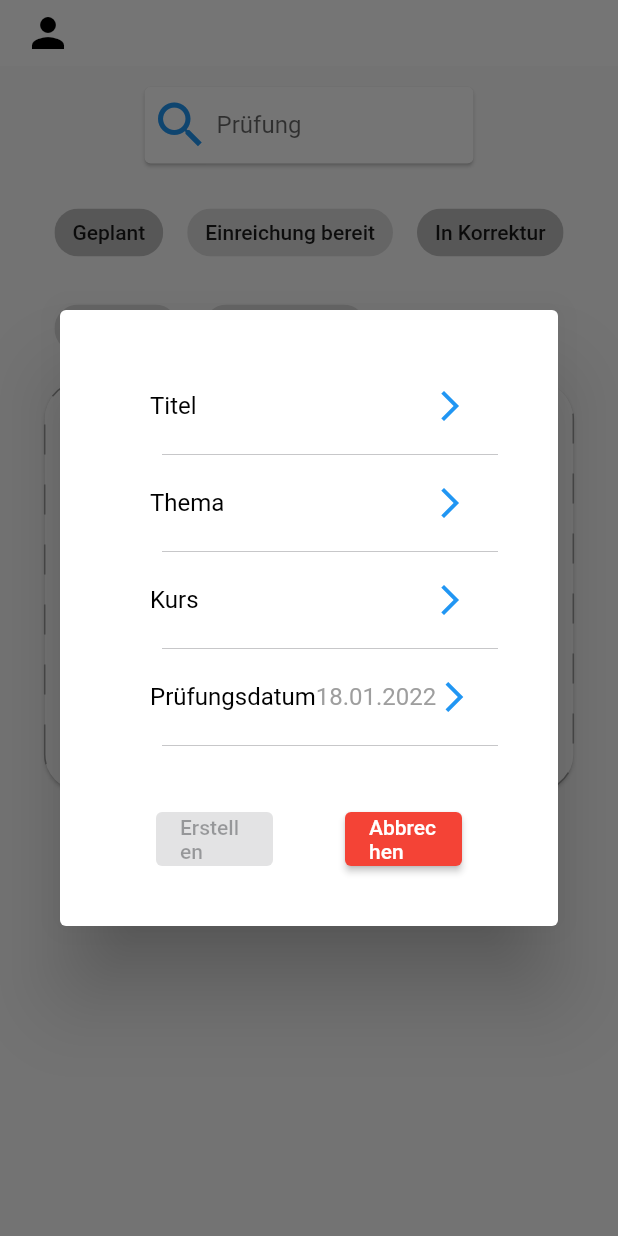
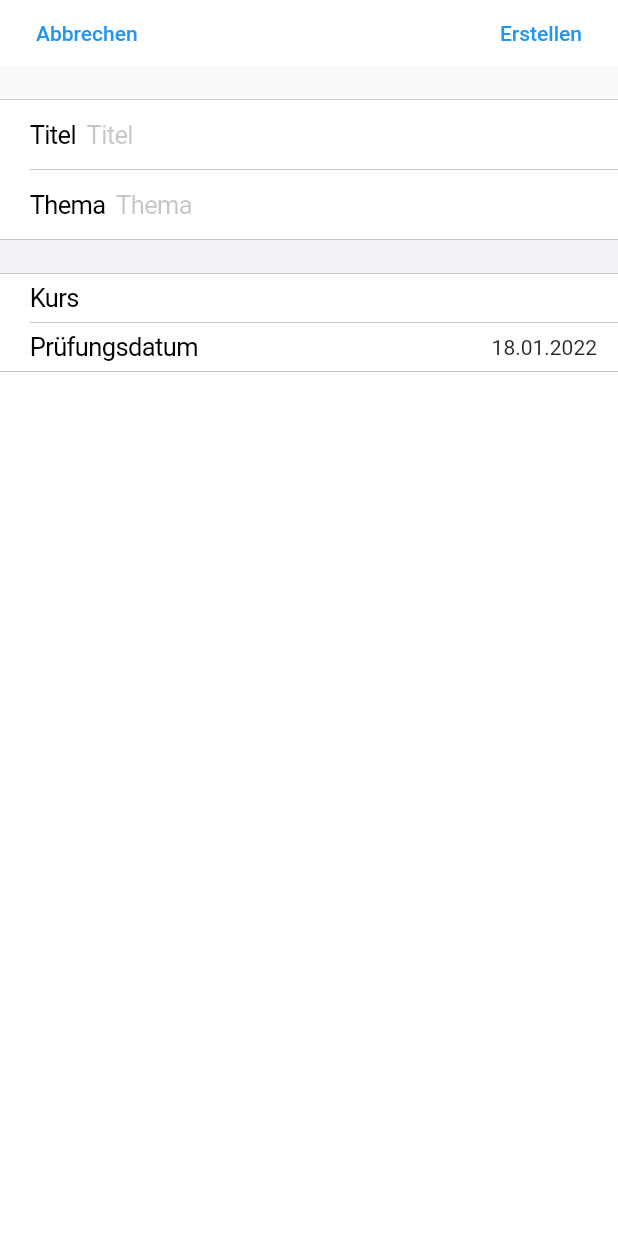
Before and after one commit to SoftwareEngineering-WS2022-CoCoMonkeys/schoolexam-correction-ui, a Flutter app: the ExamsPage screen opened directly, after a tap on the "add" icon, on a phone screen of 412 x 824 dp. Run offline on Flutter 3.47's test engine with Material 2 defaults, Android fonts, the phone set to English and light mode, and no system bars; drawn by our look-alikes of dotted_border; our stand-ins replace equatable, flutter_bloc, flutter_secure_storage, formz, jwt_decoder, modal_bottom_sheet and 3 more; missing offline and left inert: flutter_pdfview, global_configuration, perfect_freehand, syncfusion_flutter_pdf; accounts and stored records are empty; generated files the repository leaves out were written again; key blocks and very long unbroken strings in the code were emptied for the run.

```diff
--- /dev/null
+++ b/src/lib/components/exams/exam_details_bar.dart
@@ -0,0 +1,40 @@
+import 'package:flutter/cupertino.dart';
+import 'package:flutter/material.dart';
+import 'package:flutter_bloc/flutter_bloc.dart';
+import 'package:flutter_gen/gen_l10n/app_localizations.dart';
+import 'package:formz/formz.dart';
+import 'package:schoolexam_correction_ui/blocs/exam_details/exam_details.dart';
+
+/// Retrieve the bar for the [ExamDetailsDialog].
+/// Due to the enforcment of [ObstructingPreferredSizeWidget] no easy wrapping is possible.
+ObstructingPreferredSizeWidget getBar(BuildContext context) =>
+    CupertinoNavigationBar(
+      leading: TextButton(
+        child: Align(
+            alignment: Alignment.centerLeft,
+            child: Text(AppLocalizations.of(context)!.cancel)),
+        onPressed: () => Navigator.pop(context),
+      ),
+      trailing: BlocBuilder<ExamDetailsCubit, ExamDetailsState>(
+          buildWhen: (old, current) => false,
+          builder: (context, state) => TextButton(
+              onPressed: () => state.status.isValidated
+                  ? () {
+                      BlocProvider.of<ExamDetailsCubit>(context).submitExam();
+                    }
+                  : null,
+              child: Text(
+                (state is ExamDetailsCreationState)
+                    ? AppLocalizations.of(context)!.newExamButtonCreate
+                    : AppLocalizations.of(context)!.newExamButtonEdit,
+              ))),
+      middle: BlocBuilder<ExamDetailsCubit, ExamDetailsState>(
+          buildWhen: (old, current) => false,
+          builder: (context, state) => (state is ExamDetailsCreationState)
+              ? Text(
+                  AppLocalizations.of(context)!.newExamCardTitle,
+                )
+              : Text(
+                  AppLocalizations.of(context)!.editExamCardTitle,
+                )),
+    );
--- /dev/null
+++ b/src/lib/components/exams/exam_details_dialog.dart
@@ -0,0 +1,276 @@
+import 'dart:async';
+import 'dart:collection';
+import 'dart:developer';
+
+import 'package:flutter/cupertino.dart';
+import 'package:flutter/material.dart';
+import 'package:flutter_bloc/flutter_bloc.dart';
+import 'package:flutter_gen/gen_l10n/app_localizations.dart';
+import 'package:intl/intl.dart';
+import 'package:schoolexam_correction_ui/blocs/exam_details/exam_details.dart';
+import 'package:schoolexam_correction_ui/blocs/exam_details/exam_details_bloc.dart';
+import 'package:schoolexam_correction_ui/blocs/exam_details/exam_details_state.dart';
+import 'package:schoolexam_correction_ui/components/exams/exam_details_bar.dart';
+import 'package:schoolexam_correction_ui/components/was_animated_scope.dart';
+
+const double _kPickerHeight = 300;
+const int _kDurationMs = 500;
+
+class ExamDetailsDialog extends StatelessWidget {
+  const ExamDetailsDialog({Key? key}) : super(key: key);
+
+  @override
+  Widget build(BuildContext context) => CupertinoPageScaffold(
+      navigationBar: getBar(context),
+      child: Material(
+          child: SafeArea(
+        child: _ExamDetailsDialogForm(),
+      )));
+}
+
+class _ExamDetailsDialogForm extends StatefulWidget {
+  final DateFormat formatter;
+
+  _ExamDetailsDialogForm({Key? key, DateFormat? formatter})
+      : formatter = formatter ?? DateFormat('dd.MM.yyyy'),
+        super(key: key);
+
+  @override
+  State<_ExamDetailsDialogForm> createState() => _ExamDetailsDialogFormState();
+}
+
+class _ExamDetailsDialogFormState extends State<_ExamDetailsDialogForm> {
+  final formKey = GlobalKey<FormState>();
+
+  /// Trigger changes between the pickers after the completion of the others animation.
+  /// The rebuilds are therefore put into [outstanding].
+  final Queue<VoidCallback> outstanding;
+
+  _ExamDetailsDialogFormState() : outstanding = Queue<VoidCallback>();
+
+  bool get allowExpansion => !isCourseAnimating && !isDateAnimating;
+
+  /// Only go into the animation widget, if difference occurs.
+  bool isCourseSelectionActive = false;
+  bool wasCourseSelectionActive = false;
+  bool get canShowCourse => !isDateSelectionActive && !wasDateSelectionActive;
+  bool get isCourseAnimating =>
+      isCourseSelectionActive != wasCourseSelectionActive;
+
+  void _triggerCourse() {
+    wasCourseSelectionActive = isCourseSelectionActive;
+    isCourseSelectionActive = !wasCourseSelectionActive;
+    log("Triggered course $wasCourseSelectionActive -> $isCourseSelectionActive");
+  }
+
+  /// Only go into the animation widget, if difference occurs.
+  bool isDateSelectionActive = false;
+  bool wasDateSelectionActive = false;
+  bool get canShowDate => !isCourseSelectionActive && !wasCourseSelectionActive;
+  bool get isDateAnimating => isDateSelectionActive != wasDateSelectionActive;
+
+  void _triggerDate() {
+    wasDateSelectionActive = isDateSelectionActive;
+    isDateSelectionActive = !wasDateSelectionActive;
+    log("Triggered date $wasDateSelectionActive -> $isDateSelectionActive");
+  }
+
+  @override
+  Widget build(BuildContext context) => Column(
+        mainAxisSize: MainAxisSize.min,
+        children: [
+          CupertinoFormSection(
+              backgroundColor: Colors.transparent,
+              key: formKey,
+              children: const [_ExamTitleWidget(), _ExamTopicWidget()]),
+          CupertinoFormSection(children: [
+            /// === COURSE ===
+
+            BlocBuilder<ExamDetailsCubit, ExamDetailsState>(
+                builder: (context, state) {
+              return CupertinoFormRow(
+                  prefix: Text(AppLocalizations.of(context)!.newExamCourse),
+                  child: InkWell(
+                    onTap: (!allowExpansion)
+                        ? null
+                        : () {
+                            if (!canShowCourse) {
+                              setState(() {
+                                _triggerDate();
+                              });
+                              outstanding.addFirst(_triggerCourse);
+                            } else {
+                              setState(() {
+                                _triggerCourse();
+                              });
+                            }
+                          },
+                    child: Padding(
+                      padding: const EdgeInsets.symmetric(horizontal: 8.0),
+                      child: Text(state.examCourse.value.displayName),
+                    ),
+                  ));
+            }),
+
+            /// We are fully animated and desired to be shown.
+            if (wasCourseSelectionActive && isCourseSelectionActive) ...[
+              SizedBox(height: _kPickerHeight, child: _ExamCoursePicker()),
+            ]
+
+            /// We await our animation to complete.
+            else if (wasCourseSelectionActive != isCourseSelectionActive) ...[
+              WasAnimatedScope(
+                  onEnd: () {
+                    setState(() {
+                      wasCourseSelectionActive = isCourseSelectionActive;
+
+                      /// We freed up space for other
+                      if (outstanding.isNotEmpty && !wasCourseSelectionActive) {
+                        outstanding.removeLast()();
+                      }
+                    });
+                  },
+                  fromOpacity: isCourseSelectionActive ? 0.0 : 1.0,
+                  toOpacity: isCourseSelectionActive ? 1.0 : 0.0,
+                  fromHeight: isCourseSelectionActive ? 0 : _kPickerHeight,
+                  toHeight: isCourseSelectionActive ? _kPickerHeight : 0,
+                  duration: const Duration(milliseconds: _kDurationMs),
+                  builder: (BuildContext context) => _ExamCoursePicker())
+            ],
+
+            /// === DATE ===
+            BlocBuilder<ExamDetailsCubit, ExamDetailsState>(
+                builder: (context, state) {
+              return CupertinoFormRow(
+                  prefix: Text(AppLocalizations.of(context)!.newExamDate),
+                  child: InkWell(
+                      onTap: (!allowExpansion)
+                          ? null
+                          : () {
+                              if (!canShowDate) {
+                                setState(() {
+                                  _triggerCourse();
+                                });
+                                outstanding.addFirst(_triggerDate);
+                              } else {
+                                setState(() {
+                                  _triggerDate();
+                                });
+                              }
+                            },
+                      child: Padding(
+                        padding: const EdgeInsets.symmetric(horizontal: 8.0),
+                        child: Text(
+                          widget.formatter
+                              .format(state.examDate.value.toLocal()),
+                        ),
+                      )));
+            }),
+
+            /// We are fully animated and desired to be shown.
+            if (wasDateSelectionActive && isDateSelectionActive) ...[
+              SizedBox(height: _kPickerHeight, child: _ExamDatePicker()),
+            ]
+
+            /// We await our animation to complete.
+            else if (wasDateSelectionActive != isDateSelectionActive) ...[
+              WasAnimatedScope(
+                  onEnd: () {
+                    setState(() {
+                      wasDateSelectionActive = isDateSelectionActive;
+
+                      /// We freed up space for other
+                      if (outstanding.isNotEmpty && !wasDateSelectionActive) {
+                        outstanding.removeLast()();
+                      }
+                    });
+                  },
+                  fromOpacity: isDateSelectionActive ? 0.0 : 1.0,
+                  toOpacity: isDateSelectionActive ? 1.0 : 0.0,
+                  fromHeight: isDateSelectionActive ? 0 : _kPickerHeight,
+                  toHeight: isDateSelectionActive ? _kPickerHeight : 0,
+                  duration: const Duration(milliseconds: _kDurationMs),
+                  builder: (BuildContext context) => _ExamDatePicker())
+            ]
+          ])
+        ],
+      );
+}
+
+class _ExamCoursePicker extends StatelessWidget {
+  @override
+  Widget build(BuildContext context) =>
+      BlocBuilder<ExamDetailsCubit, ExamDetailsState>(
+        builder: (context, state) => CupertinoPicker(
+            scrollController: FixedExtentScrollController(
+                initialItem: state.validCourses.indexWhere(
+                    (element) => element.id == state.examCourse.value.id)),
+            itemExtent: 50,
+            onSelectedItemChanged: (int index) {
+              BlocProvider.of<ExamDetailsCubit>(context)
+                  .changeExamCourse(course: state.validCourses[index]);
+            },
+            children: state.validCourses
+                .map((c) => Text(c.displayName,
+                    style: const TextStyle(
+                      fontSize: 36,
+                    )))
+                .toList()),
+      );
+}
+
+class _ExamDatePicker extends StatelessWidget {
+  @override
+  Widget build(BuildContext context) => CupertinoDatePicker(
+      minimumDate: DateTime.now(),
+      mode: CupertinoDatePickerMode.date,
+      onDateTimeChanged: (dateTime) =>
+          BlocProvider.of<ExamDetailsCubit>(context)
+              .changeExamDate(date: dateTime));
+}
+
+class _ExamTitleWidget extends StatelessWidget {
+  const _ExamTitleWidget({Key? key}) : super(key: key);
+
+  @override
+  Widget build(
+          BuildContext context) =>
+      BlocBuilder<ExamDetailsCubit, ExamDetailsState>(
+          buildWhen: (old,
+                  current) =>
+              old.examTitle.status != current.examTitle.status,
+          builder: (context, state) => CupertinoTextFormFieldRow(
+              prefix: Text(AppLocalizations.of(context)!.newExamTitle),
+              initialValue: state.examTitle.value,
+              autovalidateMode: AutovalidateMode.always,
+              validator: (String? value) => (state.examTitle.invalid)
+                  ? AppLocalizations.of(context)!.invalidValue
+                  : null,
+              onChanged: (examTitle) =>
+                  BlocProvider.of<ExamDetailsCubit>(context)
+                      .changeExamTitle(title: examTitle),
+              placeholder: AppLocalizations.of(context)!.newExamTitle));
+}
+
+class _ExamTopicWidget extends StatelessWidget {
+  const _ExamTopicWidget({Key? key}) : super(key: key);
+
+  @override
+  Widget build(
+          BuildContext context) =>
+      BlocBuilder<ExamDetailsCubit, ExamDetailsState>(
+          buildWhen: (old,
+                  current) =>
+              old.examTopic.status != current.examTopic.status,
+          builder: (context, state) => CupertinoTextFormFieldRow(
+              prefix: Text(AppLocalizations.of(context)!.newExamTopic),
+              initialValue: state.examTopic.value,
+              autovalidateMode: AutovalidateMode.always,
+              validator: (String? value) => (state.examTopic.invalid)
+                  ? AppLocalizations.of(context)!.invalidValue
+                  : null,
+              onChanged: (examTopic) =>
+                  BlocProvider.of<ExamDetailsCubit>(context)
+                      .changeExamTopic(topic: examTopic),
+              placeholder: AppLocalizations.of(context)!.newExamTopic));
+}
--- a/src/lib/components/exams/new_exam_card.dart
+++ b/src/lib/components/exams/new_exam_card.dart
@@ -4,7 +4,7 @@ import 'package:flutter/material.dart';
 import 'package:flutter_bloc/flutter_bloc.dart';
 import 'package:schoolexam_correction_ui/blocs/exam_details/exam_details.dart';
 import 'package:schoolexam_correction_ui/blocs/exam_details/exam_details_bloc.dart';
-import 'package:schoolexam_correction_ui/components/exams/new_exam_dialog.dart';
+import 'package:schoolexam_correction_ui/components/exams/exam_details_dialog.dart';
 
 class NewExamCard extends StatelessWidget {
   const NewExamCard({Key? key}) : super(key: key);
@@ -33,7 +33,7 @@ class NewExamCard extends StatelessWidget {
 
                       showDialog(
                           context: context,
-                          builder: (_) => const NewExamDialog());
+                          builder: (_) => ExamDetailsDialog());
                     },
                     child: const Icon(
                       Icons.add,
--- a/src/lib/components/exams/new_exam_dialog.dart
+++ /dev/null
@@ -1,198 +0,0 @@
-import 'package:flutter/cupertino.dart';
-import 'package:flutter/material.dart';
-import 'package:flutter_bloc/flutter_bloc.dart';
-import 'package:flutter_gen/gen_l10n/app_localizations.dart';
-import 'package:formz/formz.dart';
-import 'package:intl/intl.dart';
-import 'package:schoolexam_correction_ui/blocs/exam_details/exam_details.dart';
-import 'package:schoolexam_correction_ui/blocs/exam_details/exam_details_bloc.dart';
-import 'package:schoolexam_correction_ui/blocs/exam_details/exam_details_state.dart';
-import 'package:schoolexam_correction_ui/components/exams/exam_form_row.dart';
-
-class NewExamDialog extends StatelessWidget {
-  const NewExamDialog({Key? key}) : super(key: key);
-
-  @override
-  Widget build(BuildContext context) {
-    final formKey = GlobalKey<FormState>();
-    final DateFormat formatter = DateFormat('dd.MM.yyyy');
-
-    return BlocConsumer<ExamDetailsCubit, ExamDetailsState>(
-        listener: (context, state) {
-      if (state.status.isSubmissionFailure) {
-        showCupertinoDialog<void>(
-          context: context,
-          builder: (BuildContext context) => CupertinoAlertDialog(
-            title: Text(AppLocalizations.of(context)!.errorTitle),
-            content: Text(AppLocalizations.of(context)!.updateExamError),
-            actions: <CupertinoDialogAction>[
-              CupertinoDialogAction(
-                child: Text("Ok"),
-                isDefaultAction: true,
-                onPressed: () {
-                  Navigator.pop(context);
-                },
-              )
-            ],
-          ),
-        );
-      } else if (state.status.isSubmissionSuccess) {
-        Navigator.pop(context);
-      }
-    }, builder: (context, state) {
-      return SimpleDialog(
-        children: [
-          Container(
-            padding: const EdgeInsets.fromLTRB(20.0, 20.0, 20.0, 0),
-            width: 400,
-            child: CupertinoFormSection.insetGrouped(
-                backgroundColor: Colors.transparent,
-                key: formKey,
-                children: [
-                  ExamFormRow(
-                    prefix: AppLocalizations.of(context)!.newExamTitle,
-                    invalid: state.examTitle.invalid,
-                    value: state.examTitle.value,
-                    child: Column(
-                      children: [
-                        TextField(
-                            controller: TextEditingController(
-                                text: state.examTitle.value),
-                            style: const TextStyle(
-                              fontSize: 36,
-                            ),
-                            decoration: InputDecoration(
-                              labelText:
-                                  AppLocalizations.of(context)!.newExamTitle,
-                            ),
-                            onChanged: (examTitle) =>
-                                BlocProvider.of<ExamDetailsCubit>(context)
-                                    .changeExamTitle(title: examTitle)),
-                      ],
-                    ),
-                  ),
-                  ExamFormRow(
-                    prefix: AppLocalizations.of(context)!.newExamTopic,
-                    invalid: state.examTopic.invalid,
-                    value: state.examTopic.value,
-                    child: Column(
-                      children: [
-                        TextField(
-                            controller: TextEditingController(
-                                text: state.examTopic.value),
-                            style: const TextStyle(
-                              fontSize: 36,
-                            ),
-                            decoration: InputDecoration(
-                              labelText:
-                                  AppLocalizations.of(context)!.newExamTopic,
-                            ),
-                            onChanged: (examTopic) =>
-                                BlocProvider.of<ExamDetailsCubit>(context)
-                                    .changeExamTopic(topic: examTopic)),
-                      ],
-                    ),
-                  ),
-                  ExamFormRow(
-                    prefix: AppLocalizations.of(context)!.newExamCourse,
-                    invalid: state.examCourse.invalid,
-                    value: state.examCourse.value.displayName,
-                    child: Column(
-                      children: [
-                        Text(AppLocalizations.of(context)!.newExamCourse,
-                            style: const TextStyle(
-                                fontWeight: FontWeight.bold, fontSize: 36)),
-                        SizedBox(
-                          height: 300,
-                          child: CupertinoPicker(
-                              scrollController: FixedExtentScrollController(
-                                  initialItem: state.validCourses.indexWhere(
-                                      (element) =>
-                                          element.id ==
-                                          state.examCourse.value.id)),
-                              itemExtent: 50,
-                              onSelectedItemChanged: (int index) {
-                                BlocProvider.of<ExamDetailsCubit>(context)
-                                    .changeExamCourse(
-                                        course: state.validCourses[index]);
-                              },
-                              children: state.validCourses
-                                  .map((c) => Text(c.displayName,
-                                      style: const TextStyle(
-                                        fontSize: 36,
-                                      )))
-                                  .toList()),
-                        ),
-                      ],
-                    ),
-                  ),
-                  ExamFormRow(
-                    prefix: AppLocalizations.of(context)!.newExamDate,
-                    invalid: state.examDate.invalid,
-                    value: formatter.format(state.examDate.value.toLocal()),
-                    child: Column(children: [
-                      Text(AppLocalizations.of(context)!.newExamDate,
-                          style: const TextStyle(
-                              fontWeight: FontWeight.bold, fontSize: 36)),
-                      SizedBox(
-                        height: 300,
-                        child: CupertinoDatePicker(
-                            minimumDate: DateTime.now(),
-                            mode: CupertinoDatePickerMode.date,
-                            onDateTimeChanged: (dateTime) =>
-                                BlocProvider.of<ExamDetailsCubit>(context)
-                                    .changeExamDate(date: dateTime)),
-                      ),
-                    ]),
-                  ),
-                  Padding(
-                    padding: const EdgeInsets.only(top: 30.0),
-                    child: Row(
-                      children: [
-                        Expanded(
-                          child: Center(
-                            child: SimpleDialogOption(
-                              child: ElevatedButton(
-                                style: ElevatedButton.styleFrom(
-                                    primary: Colors.blue),
-                                onPressed: state.status.isValidated
-                                    ? () {
-                                        BlocProvider.of<ExamDetailsCubit>(
-                                                context)
-                                            .submitExam();
-                                      }
-                                    : null,
-                                child: Text((state is ExamDetailsCreationState)
-                                    ? AppLocalizations.of(context)!
-                                        .newExamButtonCreate
-                                    : AppLocalizations.of(context)!
-                                        .newExamButtonEdit),
-                              ),
-                            ),
-                          ),
-                        ),
-                        Expanded(
-                          child: Center(
-                            child: SimpleDialogOption(
-                              child: ElevatedButton(
-                                style: ElevatedButton.styleFrom(
-                                    primary: Colors.red),
-                                onPressed: () {
-                                  Navigator.pop(context);
-                                },
-                                child:
-                                    Text(AppLocalizations.of(context)!.cancel),
-                              ),
-                            ),
-                          ),
-                        ),
-                      ],
-                    ),
-                  )
-                ]),
-          )
-        ],
-      );
-    });
-  }
-}
--- a/src/lib/l10n/app_de.arb
+++ b/src/lib/l10n/app_de.arb
@@ -42,9 +42,12 @@
   "newExamDate": "Prüfungsdatum",
   "newExamButtonCreate": "Erstellen",
   "newExamButtonEdit": "Anpassen",
+  "newExamCardTitle": "Prüfung erstellen",
+  "editExamCardTitle": "Prüfung anpassen",
   "cancel": "Abbrechen",
   "yes": "Ja",
   "no": "Nein",
+  "invalidValue": "Ungültiger Wert",
   "correctionSelectionConfirmWithName": "Möchten sie die Korrektur von {name} öffnen?",
   "@correctionSelectionConfirmWithName": {
     "placeholders": {
--- a/src/lib/l10n/app_en.arb
+++ b/src/lib/l10n/app_en.arb
@@ -42,9 +42,12 @@
   "newExamDate": "exam date",
   "newExamButtonCreate": "create",
   "newExamButtonEdit": "edit",
+  "newExamCardTitle": "create exam",
+  "editExamCardTitle": "udpate exam",
   "cancel": "cancel",
   "yes": "yes",
   "no": "no",
+  "invalidValue": "invalid value",
   "correctionSelectionConfirmWithName": "Do you want to open the correction for student {name}?",
   "@correctionSelectionConfirmWithName": {
     "placeholders": {
--- a/src/pubspec.yaml
+++ b/src/pubspec.yaml
@@ -84,6 +84,9 @@ dependencies:
   # Used for modal bottom sheets during exam creation
   modal_bottom_sheet: ^2.0.0
 
+  # Required for edit widgets
+  popover: ^0.2.6+3
+
 dev_dependencies:
   flutter_test:
     sdk: flutter
```
Also changed, not shown: src/lib/components/exams/exam_card_action_bar.dart (+5 -3 lines), src/lib/components/was_animated_scope.dart (added, +122 -0 lines).
